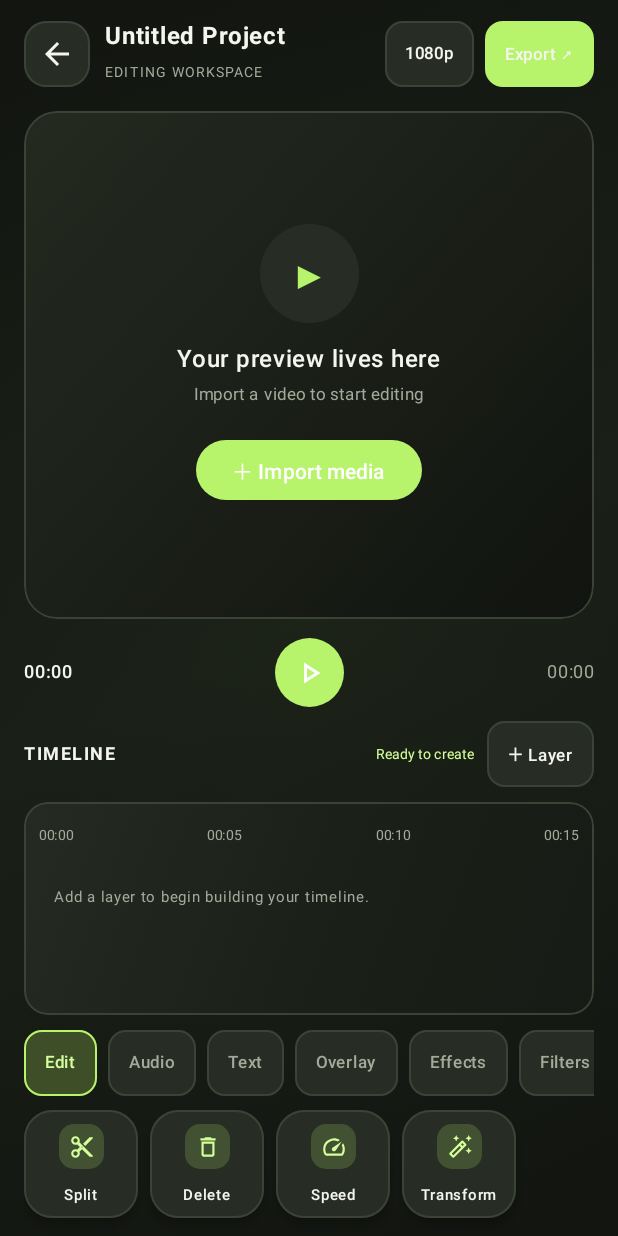
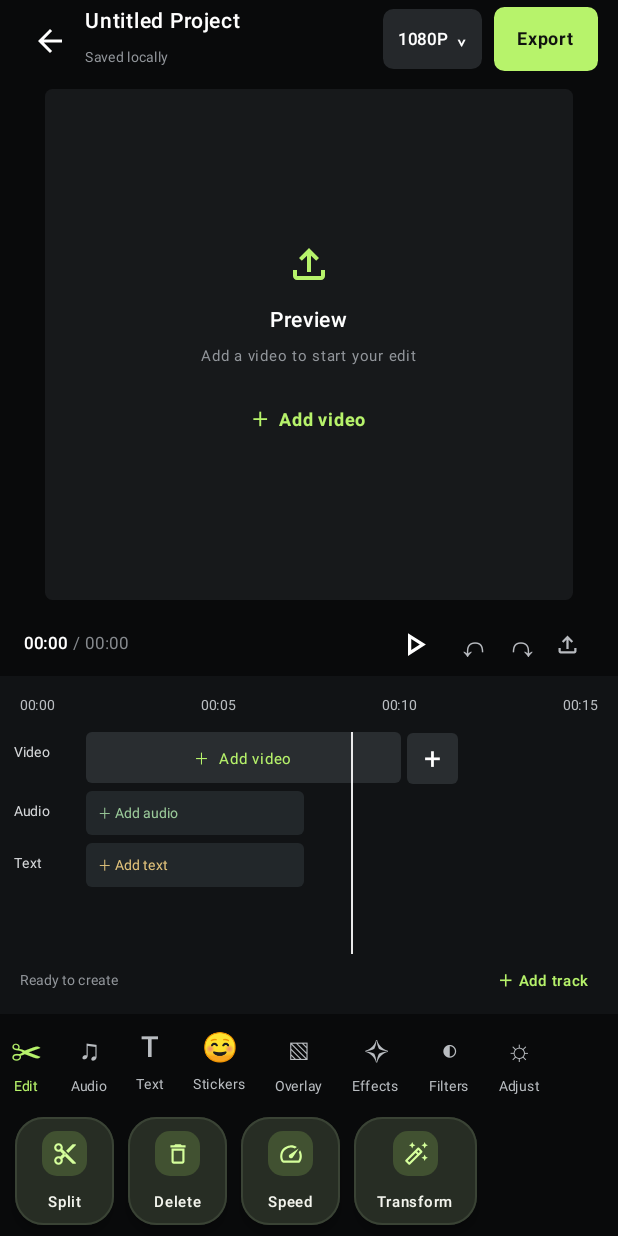
Before and after one commit to onyxtierlist/UnnamedEditor, an Android app built with Jetpack Compose: the screen it shows after launch (MainActivity), after a tap on "Done", on a phone screen of 412 x 824 dp. Run offline under Robolectric (Android 15) with nearby library versions, the phone set to English and light mode, and no system bars; 3 other taps on this screen came first.

Commit message:
Redesign mobile editor workspace with CapCut-style timeline and tool layout

```diff
--- a/app/src/main/java/com/unnamededitor/app/MainActivity.kt
+++ b/app/src/main/java/com/unnamededitor/app/MainActivity.kt
@@ -344,6 +344,7 @@ private fun EditorScreen(
     onSpeed: () -> Unit, onAddLayer: () -> Unit, onEffects: () -> Unit, onNodes: () -> Unit, onExport: () -> Unit
 ) {
     val videoView = remember { mutableStateOf<VideoView?>(null) }
+    val timelineScroll = rememberScrollState()
     LaunchedEffect(playing, videoUri) {
         val view = videoView.value
         if (view != null && videoUri != null) {
@@ -356,22 +357,38 @@ private fun EditorScreen(
             delay(200)
         }
     }
-    Column(Modifier.fillMaxSize().padding(horizontal = 16.dp)) {
-        Spacer(Modifier.height(12.dp))
-        Row(verticalAlignment = Alignment.CenterVertically) {
-            ToolText("‹", onBack, 30)
-            Column(Modifier.weight(1f).padding(start = 10.dp)) {
-                Text(project, color = textMain, fontWeight = FontWeight.Bold, fontSize = 16.sp, maxLines = 1, overflow = TextOverflow.Ellipsis)
-                Text("EDITING WORKSPACE", color = textDim, fontSize = 9.sp, letterSpacing = 1.2.sp)
+    val categories = listOf("Edit", "Audio", "Text", "Stickers", "Overlay", "Effects", "Filters", "Adjust")
+    Column(Modifier.fillMaxSize().background(Color(0xFF090A0B))) {
+        // CapCut-style compact project bar.
+        Row(
+            Modifier.fillMaxWidth().height(52.dp).padding(horizontal = 13.dp),
+            verticalAlignment = Alignment.CenterVertically
+        ) {
+            IconButton(onClick = onBack, modifier = Modifier.size(38.dp)) {
+                Icon(Icons.Outlined.ArrowBack, contentDescription = "Back", tint = Color.White)
             }
-            ToolPill("1080p", onExport)
-            Spacer(Modifier.width(7.dp))
-            ToolPill("Export ↗", onExport, true)
+            Column(Modifier.weight(1f).padding(start = 5.dp)) {
+                Text(project, color = Color.White, fontSize = 14.sp, fontWeight = FontWeight.SemiBold, maxLines = 1, overflow = TextOverflow.Ellipsis)
+                Text("Saved locally", color = Color(0xFF92969B), fontSize = 9.sp)
             }
-        Spacer(Modifier.height(14.dp))
-        Box(Modifier.fillMaxWidth().weight(1f).clip(RoundedCornerShape(22.dp)).background(Brush.linearGradient(listOf(Color(0xFF242A20), Color(0xFF11140F)))).border(1.dp, line, RoundedCornerShape(22.dp)), contentAlignment = Alignment.Center) {
+            Surface(onClick = onExport, color = Color(0xFF25282B), shape = RoundedCornerShape(7.dp)) {
+                Text("1080P  ⌄", color = Color.White, fontSize = 11.sp, fontWeight = FontWeight.SemiBold, modifier = Modifier.padding(horizontal = 10.dp, vertical = 8.dp))
+            }
+            Spacer(Modifier.width(8.dp))
+            Surface(onClick = onExport, color = Color(0xFFB7F36B), shape = RoundedCornerShape(7.dp)) {
+                Text("Export", color = Color(0xFF10120F), fontSize = 12.sp, fontWeight = FontWeight.Bold, modifier = Modifier.padding(horizontal = 15.dp, vertical = 9.dp))
+            }
+        }
+
+        // Preview takes the main upper area, like the mobile editing workspace.
+        Box(
+            Modifier.fillMaxWidth().weight(1f).padding(horizontal = 30.dp, vertical = 7.dp)
+                .clip(RoundedCornerShape(5.dp)).background(Color(0xFF17191B)),
+            contentAlignment = Alignment.Center
+        ) {
             if (videoUri != null) {
-                AndroidView(factory = { ctx ->
+                AndroidView(
+                    factory = { ctx ->
                         VideoView(ctx).apply {
                             setVideoURI(videoUri)
                             setOnPreparedListener { mp ->
@@ -383,131 +400,173 @@ private fun EditorScreen(
                             }
                             videoView.value = this
                         }
-                }, update = { view ->
+                    },
+                    update = { view ->
                         if (view.tag != videoUri.toString()) {
                             view.tag = videoUri.toString()
                             view.setVideoURI(videoUri)
                         }
-                }, modifier = Modifier.fillMaxSize().offset { IntOffset(previewX.dp.roundToPx(), previewY.dp.roundToPx()) })
+                    },
+                    modifier = Modifier.fillMaxSize().offset { IntOffset(previewX.dp.roundToPx(), previewY.dp.roundToPx()) }
+                )
             } else {
                 Column(horizontalAlignment = Alignment.CenterHorizontally) {
-                    Box(Modifier.size(66.dp).clip(CircleShape).background(surface2), contentAlignment = Alignment.Center) { Text("▶", color = violet, fontSize = 26.sp) }
-                    Spacer(Modifier.height(12.dp))
-                    Text("Your preview lives here", color = textMain, fontWeight = FontWeight.SemiBold)
-                    Text("Import a video to start editing", color = textDim, fontSize = 11.sp)
-                    Spacer(Modifier.height(14.dp))
-                    Button(onClick = onImport, colors = ButtonDefaults.buttonColors(containerColor = violet)) { Text("＋ Import media") }
+                    Icon(Icons.Outlined.FileUpload, contentDescription = null, tint = Color(0xFFB7F36B), modifier = Modifier.size(32.dp))
+                    Spacer(Modifier.height(9.dp))
+                    Text("Preview", color = Color.White, fontSize = 14.sp, fontWeight = FontWeight.SemiBold)
+                    Text("Add a video to start your edit", color = Color(0xFF92969B), fontSize = 10.sp)
+                    Spacer(Modifier.height(10.dp))
+                    Text("＋  Add video", color = Color(0xFFB7F36B), fontSize = 12.sp, fontWeight = FontWeight.Bold, modifier = Modifier.clickable { onImport() }.padding(8.dp))
                 }
             }
         }
-        if (videoUri != null) {
-            Row(Modifier.fillMaxWidth().clip(RoundedCornerShape(14.dp)).background(surface2).padding(horizontal = 10.dp, vertical = 2.dp), verticalAlignment = Alignment.CenterVertically) {
-                Text("X", color = cyan, fontSize = 10.sp, modifier = Modifier.width(18.dp))
-                Slider(value = previewX.coerceIn(-140f, 140f), onValueChange = onPreviewX, valueRange = -140f..140f, modifier = Modifier.weight(1f).height(28.dp))
-                Text("Y", color = cyan, fontSize = 10.sp, modifier = Modifier.width(18.dp))
-                Slider(value = previewY.coerceIn(-90f, 90f), onValueChange = onPreviewY, valueRange = -90f..90f, modifier = Modifier.weight(1f).height(28.dp))
+
+        // Playback controls and timecode.
+        Row(
+            Modifier.fillMaxWidth().height(43.dp).padding(horizontal = 16.dp),
+            verticalAlignment = Alignment.CenterVertically
+        ) {
+            Text(formatTime(playheadMs), color = Color.White, fontSize = 11.sp, fontWeight = FontWeight.Medium)
+            Text(" / " + formatTime(durationMs), color = Color(0xFF85898D), fontSize = 11.sp, modifier = Modifier.weight(1f))
+            IconButton(onClick = onPlay, modifier = Modifier.size(38.dp)) {
+                Icon(if (playing) Icons.Outlined.Pause else Icons.Outlined.PlayArrow, contentDescription = if (playing) "Pause" else "Play", tint = Color.White, modifier = Modifier.size(26.dp))
+            }
+            Text("↶", color = Color(0xFFB8BBC0), fontSize = 22.sp, modifier = Modifier.padding(horizontal = 10.dp))
+            Text("↷", color = Color(0xFFB8BBC0), fontSize = 22.sp)
+            IconButton(onClick = onImport, modifier = Modifier.size(36.dp)) {
+                Icon(Icons.Outlined.FileUpload, contentDescription = "Import media", tint = Color(0xFFB8BBC0), modifier = Modifier.size(18.dp))
             }
         }
-        Spacer(Modifier.height(12.dp))
-        Row(verticalAlignment = Alignment.CenterVertically) {
-            Text(formatTime(playheadMs), color = textMain, fontSize = 12.sp, fontWeight = FontWeight.Medium, modifier = Modifier.weight(1f))
-            Surface(onClick = onPlay, modifier = Modifier.size(46.dp), shape = CircleShape, color = violet) { Box(contentAlignment = Alignment.Center) { Icon(if (playing) Icons.Outlined.Pause else Icons.Outlined.PlayArrow, contentDescription = if (playing) "Pause" else "Play", tint = Color.White) } }
-            Text(formatTime(durationMs), color = textDim, fontSize = 12.sp, modifier = Modifier.weight(1f), textAlign = androidx.compose.ui.text.style.TextAlign.End)
+
+        if (durationMs > 0L) {
+            Slider(
+                value = playheadMs.coerceIn(0L, durationMs).toFloat(),
+                onValueChange = { onSeek(it.toLong()); videoView.value?.seekTo(it.toInt()) },
+                valueRange = 0f..durationMs.toFloat(),
+                colors = SliderDefaults.colors(thumbColor = Color.White, activeTrackColor = Color(0xFFB7F36B), inactiveTrackColor = Color(0xFF3C4044)),
+                modifier = Modifier.fillMaxWidth().height(17.dp).padding(horizontal = 12.dp)
+            )
         }
-        if (durationMs > 0L) {
-            Slider(value = playheadMs.coerceIn(0L, durationMs).toFloat(), onValueChange = { onSeek(it.toLong()); videoView.value?.seekTo(it.toInt()) }, valueRange = 0f..durationMs.toFloat(), colors = SliderDefaults.colors(thumbColor = cyan, activeTrackColor = violet, inactiveTrackColor = line), modifier = Modifier.fillMaxWidth().height(24.dp))
+
+        // Timeline ruler and layered tracks.
+        Column(Modifier.fillMaxWidth().background(Color(0xFF111315)).padding(top = 7.dp, bottom = 5.dp)) {
+            Row(Modifier.fillMaxWidth().padding(horizontal = 13.dp), verticalAlignment = Alignment.CenterVertically) {
+                Text("00:00", color = Color(0xFFB9BDC1), fontSize = 9.sp, modifier = Modifier.weight(1f))
+                Text("00:05", color = Color(0xFFB9BDC1), fontSize = 9.sp, modifier = Modifier.weight(1f))
+                Text("00:10", color = Color(0xFFB9BDC1), fontSize = 9.sp, modifier = Modifier.weight(1f))
+                Text("00:15", color = Color(0xFFB9BDC1), fontSize = 9.sp)
             }
-        Spacer(Modifier.height(8.dp))
-        Row(verticalAlignment = Alignment.CenterVertically) {
-            Text("TIMELINE", color = textMain, fontSize = 12.sp, fontWeight = FontWeight.Bold, letterSpacing = 1.sp, modifier = Modifier.weight(1f))
-            Text(notice, color = cyan, fontSize = 9.sp, maxLines = 1, overflow = TextOverflow.Ellipsis)
-            Spacer(Modifier.width(8.dp))
-            ToolPill("＋ Layer", onAddLayer)
+            Spacer(Modifier.height(6.dp))
+            Row(Modifier.fillMaxWidth().heightIn(min = 112.dp, max = 148.dp)) {
+                Column(Modifier.width(57.dp).padding(start = 9.dp, top = 1.dp), verticalArrangement = Arrangement.spacedBy(5.dp)) {
+                    Text("Video", color = Color(0xFFD6D8DA), fontSize = 9.sp, modifier = Modifier.height(34.dp), maxLines = 1)
+                    Text("Audio", color = Color(0xFFD6D8DA), fontSize = 9.sp, modifier = Modifier.height(29.dp), maxLines = 1)
+                    Text("Text", color = Color(0xFFD6D8DA), fontSize = 9.sp, modifier = Modifier.height(29.dp), maxLines = 1)
                 }
-        Spacer(Modifier.height(8.dp))
-        Column(Modifier.fillMaxWidth().heightIn(min = 142.dp, max = 205.dp).clip(RoundedCornerShape(16.dp)).background(glassGradient).border(1.dp, line, RoundedCornerShape(16.dp)).padding(10.dp).verticalScroll(rememberScrollState())) {
-            Row(Modifier.fillMaxWidth(), horizontalArrangement = Arrangement.SpaceBetween) {
-                Text("00:00", color = textDim, fontSize = 9.sp)
-                Text("00:05", color = textDim, fontSize = 9.sp)
-                Text("00:10", color = textDim, fontSize = 9.sp)
-                Text("00:15", color = textDim, fontSize = 9.sp)
+                Box(Modifier.weight(1f).fillMaxHeight()) {
+                    Column(Modifier.fillMaxSize().horizontalScroll(timelineScroll), verticalArrangement = Arrangement.spacedBy(5.dp)) {
+                        Row(horizontalArrangement = Arrangement.spacedBy(3.dp), modifier = Modifier.height(34.dp)) {
+                            val videoClips = clips.filter { it.kind == "VIDEO" || it.kind == "OVERLAY" }
+                            if (videoClips.isEmpty()) {
+                                Box(Modifier.width(210.dp).fillMaxHeight().clip(RoundedCornerShape(4.dp)).background(Color(0xFF292D30)).clickable { onImport() }, contentAlignment = Alignment.Center) {
+                                    Text("＋  Add video", color = Color(0xFFB7F36B), fontSize = 10.sp)
                                 }
-            Spacer(Modifier.height(7.dp))
-            clips.forEach { clip ->
-                Row(Modifier.fillMaxWidth().padding(vertical = 3.dp), verticalAlignment = Alignment.CenterVertically) {
-                    Text(clip.kind, color = textDim, fontSize = 8.sp, modifier = Modifier.width(43.dp))
-                    Box(Modifier.weight(1f).height(31.dp).clip(RoundedCornerShape(8.dp))
-                        .background(clip.tint.copy(alpha = if (selectedClip == clip.id) 1f else .55f))
-                        .then(if (selectedClip == clip.id) Modifier.border(1.dp, Color.White, RoundedCornerShape(8.dp)) else Modifier)
-                        .clickable { onSelectClip(clip.id) }.offset(x = if (selectedClip == clip.id) (timelineOffsetMs / 100L).toInt().coerceAtMost(120).dp else 0.dp).padding(horizontal = 9.dp), contentAlignment = Alignment.CenterStart) {
-                        Text(clip.title, color = Color.White, fontSize = 10.sp, maxLines = 1, overflow = TextOverflow.Ellipsis)
+                            } else videoClips.forEach { clip ->
+                                Box(
+                                    Modifier.width(145.dp).fillMaxHeight().clip(RoundedCornerShape(4.dp))
+                                        .background(if (selectedClip == clip.id) Color(0xFF607B3D) else Color(0xFF384A2D))
+                                        .then(if (selectedClip == clip.id) Modifier.border(1.dp, Color(0xFFB7F36B), RoundedCornerShape(4.dp)) else Modifier)
+                                        .clickable { onSelectClip(clip.id) }.padding(horizontal = 7.dp),
+                                    contentAlignment = Alignment.CenterStart
+                                ) {
+                                    Text(clip.title, color = Color.White, fontSize = 9.sp, maxLines = 1, overflow = TextOverflow.Ellipsis)
+                                }
+                            }
+                            Surface(onClick = onImport, color = Color(0xFF292D30), shape = RoundedCornerShape(4.dp), modifier = Modifier.width(34.dp).height(34.dp)) {
+                                Box(contentAlignment = Alignment.Center) { Text("+", color = Color.White, fontSize = 20.sp) }
+                            }
+                        }
+                        Row(horizontalArrangement = Arrangement.spacedBy(3.dp), modifier = Modifier.height(29.dp)) {
+                            val audioClips = clips.filter { it.kind == "AUDIO" }
+                            if (audioClips.isEmpty()) {
+                                Box(Modifier.width(145.dp).fillMaxHeight().clip(RoundedCornerShape(4.dp)).background(Color(0xFF22272A)).clickable { onAddLayer() }, contentAlignment = Alignment.CenterStart) {
+                                    Text("＋ Add audio", color = Color(0xFF9BCB9A), fontSize = 9.sp, modifier = Modifier.padding(start = 8.dp))
+                                }
+                            } else audioClips.forEach { clip ->
+                                Box(Modifier.width(145.dp).fillMaxHeight().clip(RoundedCornerShape(4.dp)).background(Color(0xFF315D49)).clickable { onSelectClip(clip.id) }.padding(horizontal = 7.dp), contentAlignment = Alignment.CenterStart) {
+                                    Text(clip.title, color = Color.White, fontSize = 9.sp, maxLines = 1)
                                 }
                             }
                         }
-            if (clips.isEmpty()) Text("Add a layer to begin building your timeline.", color = textDim, fontSize = 10.sp, modifier = Modifier.padding(10.dp))
+                        Row(horizontalArrangement = Arrangement.spacedBy(3.dp), modifier = Modifier.height(29.dp)) {
+                            val textClips = clips.filter { it.kind == "TEXT" }
+                            if (textClips.isEmpty()) {
+                                Box(Modifier.width(145.dp).fillMaxHeight().clip(RoundedCornerShape(4.dp)).background(Color(0xFF22272A)).clickable { onAddLayer() }, contentAlignment = Alignment.CenterStart) {
+                                    Text("＋ Add text", color = Color(0xFFE1C27B), fontSize = 9.sp, modifier = Modifier.padding(start = 8.dp))
                                 }
-        if (clips.isNotEmpty()) {
-            Column(Modifier.fillMaxWidth().clip(RoundedCornerShape(12.dp)).background(surface2).padding(horizontal = 10.dp, vertical = 4.dp)) {
-                Row(verticalAlignment = Alignment.CenterVertically) {
-                    Text("CLIP POS", color = cyan, fontSize = 8.sp, modifier = Modifier.width(52.dp))
-                    Slider(value = timelineOffsetMs.coerceIn(0L, 15000L).toFloat(), onValueChange = { onTimelineOffset(it.toLong()) }, valueRange = 0f..15000f, modifier = Modifier.weight(1f).height(25.dp))
-                    Text(formatTime(timelineOffsetMs), color = textDim, fontSize = 9.sp)
-                }
-                if (durationMs > 0L && videoUri != null) {
-                    Row(verticalAlignment = Alignment.CenterVertically) {
-                        Text("IN", color = cyan, fontSize = 8.sp, modifier = Modifier.width(52.dp))
-                        Slider(value = trimStartMs.coerceIn(0L, durationMs).toFloat(), onValueChange = { value -> onTrimStart(value.toLong().coerceAtMost((trimEndMs.takeIf { it > 0L } ?: durationMs) - 1L)) }, valueRange = 0f..durationMs.toFloat(), modifier = Modifier.weight(1f).height(25.dp))
-                        Text(formatTime(trimStartMs), color = textDim, fontSize = 9.sp)
-                    }
-                    Row(verticalAlignment = Alignment.CenterVertically) {
-                        Text("OUT", color = cyan, fontSize = 8.sp, modifier = Modifier.width(52.dp))
-                        Slider(value = (trimEndMs.takeIf { it > 0L } ?: durationMs).coerceIn(1L, durationMs).toFloat(), onValueChange = { value -> onTrimEnd(value.toLong().coerceAtLeast(trimStartMs + 1L)) }, valueRange = 1f..durationMs.toFloat(), modifier = Modifier.weight(1f).height(25.dp))
-                        Text(formatTime(trimEndMs.takeIf { it > 0L } ?: durationMs), color = textDim, fontSize = 9.sp)
+                            } else textClips.forEach { clip ->
+                                Box(Modifier.width(145.dp).fillMaxHeight().clip(RoundedCornerShape(4.dp)).background(Color(0xFF78613A)).clickable { onSelectClip(clip.id) }.padding(horizontal = 7.dp), contentAlignment = Alignment.CenterStart) {
+                                    Text(clip.title, color = Color.White, fontSize = 9.sp, maxLines = 1)
                                 }
                             }
                         }
                     }
-        Spacer(Modifier.height(8.dp))
-        // CapCut-inspired contextual tool dock: categories first, tools below.
-        Row(Modifier.fillMaxWidth().horizontalScroll(rememberScrollState()), horizontalArrangement = Arrangement.spacedBy(7.dp)) {
-            listOf("Edit", "Audio", "Text", "Overlay", "Effects", "Filters", "Adjust").forEach { category ->
-                Surface(onClick = { onCategory(category) }, shape = RoundedCornerShape(12.dp),
-                    color = if (editorCategory == category) violet.copy(alpha = .24f) else surface2,
-                    border = androidx.compose.foundation.BorderStroke(1.dp, if (editorCategory == category) violet else line)) {
-                    Text(category, color = if (editorCategory == category) cyan else textDim, fontSize = 11.sp,
-                        fontWeight = FontWeight.SemiBold, modifier = Modifier.padding(horizontal = 14.dp, vertical = 10.dp))
+                    Box(Modifier.align(Alignment.TopCenter).width(1.dp).fillMaxHeight().background(Color.White.copy(alpha = .9f)))
+                }
+            }
+            Row(Modifier.fillMaxWidth().padding(horizontal = 13.dp), verticalAlignment = Alignment.CenterVertically) {
+                Text(notice, color = Color(0xFF92969B), fontSize = 9.sp, maxLines = 1, overflow = TextOverflow.Ellipsis, modifier = Modifier.weight(1f))
+                Text("＋ Add track", color = Color(0xFFB7F36B), fontSize = 10.sp, fontWeight = FontWeight.SemiBold, modifier = Modifier.clickable { onAddLayer() }.padding(5.dp))
+            }
+        }
+
+        // Main category strip, followed by tools for the selected category.
+        Column(Modifier.fillMaxWidth().background(Color(0xFF090A0B)).padding(top = 5.dp, bottom = 7.dp)) {
+            Row(Modifier.fillMaxWidth().horizontalScroll(rememberScrollState()).padding(horizontal = 7.dp), horizontalArrangement = Arrangement.spacedBy(19.dp)) {
+                categories.forEach { category ->
+                    Column(
+                        horizontalAlignment = Alignment.CenterHorizontally,
+                        modifier = Modifier.clickable { onCategory(category) }.padding(vertical = 5.dp)
+                    ) {
+                        Text(
+                            when (category) { "Edit" -> "✂"; "Audio" -> "♫"; "Text" -> "T"; "Stickers" -> "☺"; "Overlay" -> "▧"; "Effects" -> "✧"; "Filters" -> "◐"; else -> "☼" },
+                            color = if (editorCategory == category) Color(0xFFB7F36B) else Color(0xFFB9BDC1),
+                            fontSize = 19.sp, fontWeight = FontWeight.Medium
+                        )
+                        Text(category, color = if (editorCategory == category) Color(0xFFB7F36B) else Color(0xFFB9BDC1), fontSize = 9.sp)
                     }
                 }
             }
-        Spacer(Modifier.height(7.dp))
-        Row(Modifier.fillMaxWidth().horizontalScroll(rememberScrollState()), horizontalArrangement = Arrangement.spacedBy(8.dp)) {
+            Spacer(Modifier.height(3.dp))
+            Row(Modifier.fillMaxWidth().horizontalScroll(rememberScrollState()).padding(horizontal = 10.dp), horizontalArrangement = Arrangement.spacedBy(9.dp)) {
                 when (editorCategory) {
                     "Edit" -> {
-                    EditorTool("Split", Icons.Outlined.ContentCut, Modifier.width(76.dp), onSplit)
-                    EditorTool("Delete", Icons.Outlined.DeleteOutline, Modifier.width(76.dp), onDelete)
-                    EditorTool("Speed", Icons.Outlined.Speed, Modifier.width(76.dp), onSpeed)
-                    EditorTool("Transform", Icons.Outlined.AutoFixHigh, Modifier.width(76.dp)) { onCategory("Adjust") }
+                        EditorTool("Split", Icons.Outlined.ContentCut, Modifier.width(66.dp), onSplit)
+                        EditorTool("Delete", Icons.Outlined.DeleteOutline, Modifier.width(66.dp), onDelete)
+                        EditorTool("Speed", Icons.Outlined.Speed, Modifier.width(66.dp), onSpeed)
+                        EditorTool("Transform", Icons.Outlined.AutoFixHigh, Modifier.width(82.dp)) { onCategory("Adjust") }
                     }
                     "Audio" -> {
-                    EditorTool("Add audio", Icons.Outlined.FileUpload, Modifier.width(86.dp), onAddLayer)
-                    EditorTool("Extract", Icons.Outlined.Speed, Modifier.width(86.dp), onAddLayer)
-                    EditorTool("Volume", Icons.Outlined.AutoFixHigh, Modifier.width(86.dp), onAddLayer)
+                        EditorTool("Add audio", Icons.Outlined.FileUpload, Modifier.width(82.dp), onAddLayer)
+                        EditorTool("Extract", Icons.Outlined.Speed, Modifier.width(72.dp), onAddLayer)
+                        EditorTool("Volume", Icons.Outlined.AutoFixHigh, Modifier.width(72.dp), onAddLayer)
                     }
                     "Text" -> {
-                    EditorTool("Add text", Icons.Outlined.AutoFixHigh, Modifier.width(86.dp), onAddLayer)
-                    EditorTool("Captions", Icons.Outlined.FileUpload, Modifier.width(86.dp), onAddLayer)
+                        EditorTool("Add text", Icons.Outlined.AutoFixHigh, Modifier.width(76.dp), onAddLayer)
+                        EditorTool("Captions", Icons.Outlined.FileUpload, Modifier.width(76.dp), onAddLayer)
                     }
-                "Overlay" -> EditorTool("Add overlay", Icons.Outlined.FileUpload, Modifier.width(100.dp), onAddLayer)
-                "Effects" -> EditorTool("Video effects", Icons.Outlined.AutoFixHigh, Modifier.width(100.dp), onEffects)
-                "Filters" -> EditorTool("Browse filters", Icons.Outlined.AutoFixHigh, Modifier.width(100.dp), onEffects)
+                    "Stickers" -> EditorTool("Add sticker", Icons.Outlined.AutoFixHigh, Modifier.width(90.dp), onAddLayer)
+                    "Overlay" -> EditorTool("Add overlay", Icons.Outlined.FileUpload, Modifier.width(90.dp), onAddLayer)
+                    "Effects" -> EditorTool("Video effects", Icons.Outlined.AutoFixHigh, Modifier.width(95.dp), onEffects)
+                    "Filters" -> EditorTool("Filters", Icons.Outlined.AutoFixHigh, Modifier.width(80.dp), onEffects)
                     else -> {
-                    EditorTool("Position", Icons.Outlined.AutoFixHigh, Modifier.width(86.dp)) { onCategory("Edit") }
-                    EditorTool("Keyframes", Icons.Outlined.Speed, Modifier.width(86.dp)) { onCategory("Edit") }
-                    EditorTool("Graph", Icons.Outlined.AccountTree, Modifier.width(86.dp), onNodes)
+                        EditorTool("Position", Icons.Outlined.AutoFixHigh, Modifier.width(78.dp)) { onCategory("Edit") }
+                        EditorTool("Keyframes", Icons.Outlined.Speed, Modifier.width(78.dp)) { onCategory("Edit") }
+                        EditorTool("Graph", Icons.Outlined.AccountTree, Modifier.width(72.dp), onNodes)
                     }
                 }
             }
-        Spacer(Modifier.height(12.dp))
+        }
     }
 }
 
```
Lines whose indentation alone changed are shown as unchanged.
